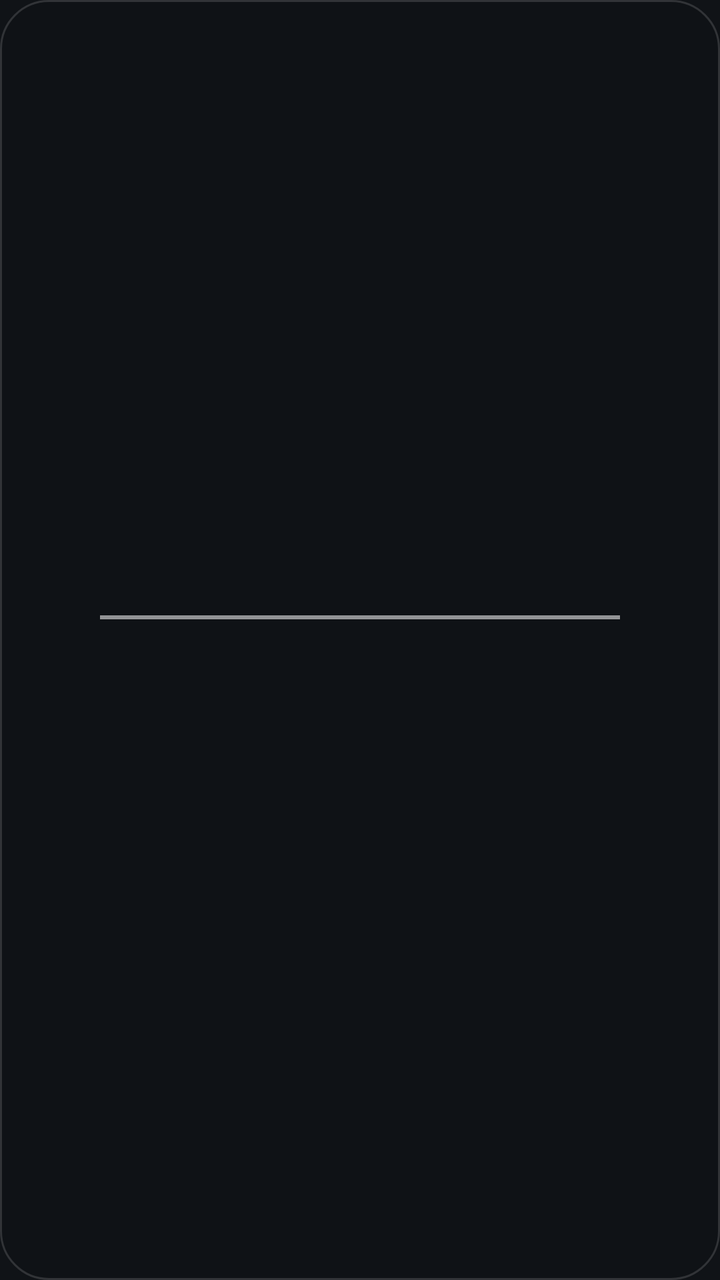
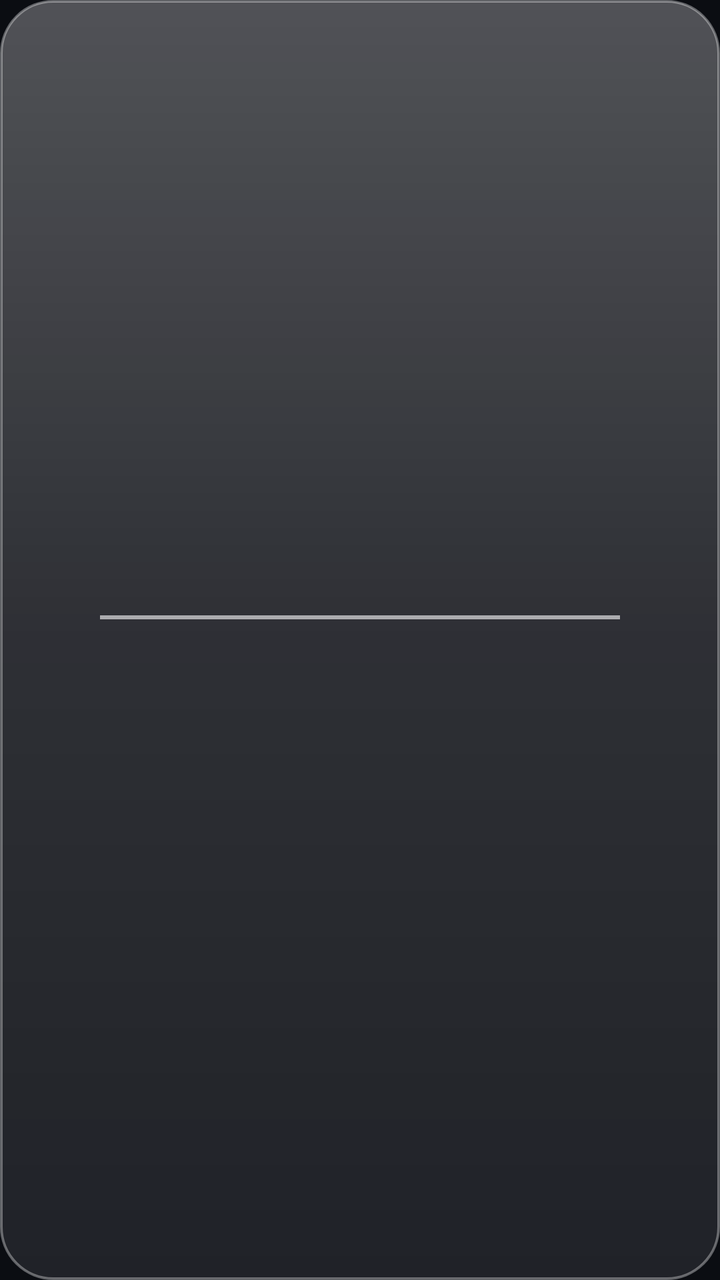

Before-and-after screenshots of an Android layout around one commit, followed by the original layout XML and the change that was made.
<!-- AndroidManifest.xml: application theme Theme.Closer -->
<!-- res/layout/widget_spectacles.xml -->
<?xml version="1.0" encoding="utf-8"?>
<FrameLayout xmlns:android="http://schemas.android.com/apk/res/android"
    android:id="@+id/widget_root"
    android:layout_width="match_parent"
    android:layout_height="match_parent"
    android:background="@drawable/widget_bg">

    <LinearLayout
        android:layout_width="match_parent"
        android:layout_height="match_parent"
        android:orientation="vertical"
        android:gravity="center"
        android:paddingStart="14dp"
        android:paddingEnd="14dp"
        android:paddingTop="10dp"
        android:paddingBottom="10dp">

        <LinearLayout
            android:layout_width="match_parent"
            android:layout_height="wrap_content"
            android:orientation="horizontal"
            android:gravity="center_vertical">

            <ImageView
                android:id="@+id/lens_me"
                android:layout_width="36dp"
                android:layout_height="36dp"
                android:scaleType="fitCenter"
                android:contentDescription="@string/app_name" />

            <FrameLayout
                android:layout_width="0dp"
                android:layout_height="wrap_content"
                android:layout_weight="1">

                <ImageView
                    android:id="@+id/bridge_line"
                    android:layout_width="match_parent"
                    android:layout_height="2dp"
                    android:layout_gravity="center_vertical"
                    android:background="@color/bridge_white"
                    android:importantForAccessibility="no"
                    android:contentDescription="@null" />

                <ImageView
                    android:id="@+id/bead"
                    android:layout_width="wrap_content"
                    android:layout_height="26dp"
                    android:layout_gravity="center"
                    android:scaleType="fitCenter"
                    android:contentDescription="@string/app_name" />
            </FrameLayout>

            <ImageView
                android:id="@+id/lens_partner"
                android:layout_width="36dp"
                android:layout_height="36dp"
                android:scaleType="fitCenter"
                android:contentDescription="@string/app_name" />
        </LinearLayout>

        <TextView
            android:id="@+id/footer"
            android:layout_width="match_parent"
            android:layout_height="wrap_content"
            android:layout_marginTop="9dp"
            android:gravity="center"
            android:singleLine="true"
            android:textSize="10sp"
            android:textColor="#99FFFFFF" />
    </LinearLayout>
</FrameLayout>
<!-- resources referenced by this layout -->
<resources>
  <color name="bridge_white">#8CFFFFFF</color>
  <!-- drawable widget_bg (drawable) -->
  <?xml version="1.0" encoding="utf-8"?>
  <shape xmlns:android="http://schemas.android.com/apk/res/android" android:shape="rectangle">
      <corners android:radius="24dp" />
      <solid android:color="@color/widget_scrim" />
      <stroke android:width="1dp" android:color="#24FFFFFF" />
  </shape>
  <string name="app_name">Closer</string>
  <style name="Theme.Closer" parent="android:Theme.Material.NoActionBar">
          <item name="android:windowBackground">@color/window_bg</item>
          <item name="android:statusBarColor">@android:color/transparent</item>
          <item name="android:navigationBarColor">@android:color/transparent</item>
      </style>
  <color name="widget_scrim">#B30F1216</color>
  <color name="window_bg">#FF101317</color>
</resources>

<!-- the commit's change to res/layout/widget_spectacles.xml (unified diff, before → after) -->
@@ -63,10 +63,14 @@
             android:id="@+id/footer"
             android:layout_width="match_parent"
             android:layout_height="wrap_content"
-            android:layout_marginTop="9dp"
+            android:layout_marginTop="8dp"
             android:gravity="center"
             android:singleLine="true"
-            android:textSize="10sp"
-            android:textColor="#99FFFFFF" />
+            android:textSize="11sp"
+            android:textColor="#F2FFFFFF"
+            android:shadowColor="#80000000"
+            android:shadowDx="0"
+            android:shadowDy="1"
+            android:shadowRadius="3" />
     </LinearLayout>
 </FrameLayout>
<!-- resource entries referenced after the edit -->
@@ -1,20 +1,41 @@
 <!-- resources referenced by this layout -->
 <resources>
-  <color name="bridge_white">#8CFFFFFF</color>
+  <color name="bridge_white">#99FFFFFF</color>
   <!-- drawable widget_bg (drawable) -->
   <?xml version="1.0" encoding="utf-8"?>
-  <shape xmlns:android="http://schemas.android.com/apk/res/android" android:shape="rectangle">
-      <corners android:radius="24dp" />
-      <solid android:color="@color/widget_scrim" />
-      <stroke android:width="1dp" android:color="#24FFFFFF" />
-  </shape>
+  <layer-list xmlns:android="http://schemas.android.com/apk/res/android">
+      
+      <item>
+          <shape android:shape="rectangle">
+              <corners android:radius="26dp" />
+              <solid android:color="@color/widget_glass_base" />
+          </shape>
+      </item>
+  
+      
+      <item>
+          <shape android:shape="rectangle">
+              <corners android:radius="26dp" />
+              <gradient
+                  android:angle="270"
+                  android:startColor="#47FFFFFF"
+                  android:centerColor="#22FFFFFF"
+                  android:endColor="#14FFFFFF"
+                  android:type="linear" />
+              <stroke
+                  android:width="1.2dp"
+                  android:color="@color/widget_glass_stroke" />
+          </shape>
+      </item>
+  </layer-list>
   <string name="app_name">Closer</string>
   <style name="Theme.Closer" parent="android:Theme.Material.NoActionBar">
           <item name="android:windowBackground">@color/window_bg</item>
           <item name="android:statusBarColor">@android:color/transparent</item>
           <item name="android:navigationBarColor">@android:color/transparent</item>
       </style>
-  <color name="widget_scrim">#B30F1216</color>
-  <color name="window_bg">#FF101317</color>
+  <color name="widget_glass_base">#38161A22</color>
+  <color name="widget_glass_stroke">#59FFFFFF</color>
+  <color name="window_bg">#FF0B0D12</color>
 </resources>
 
